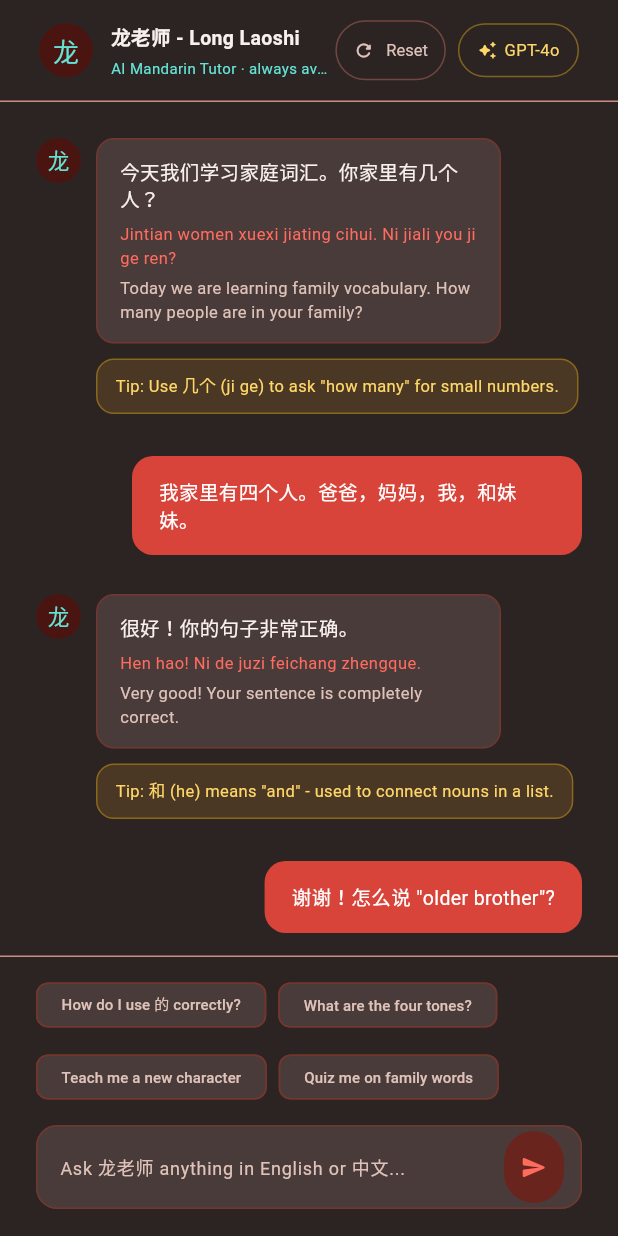
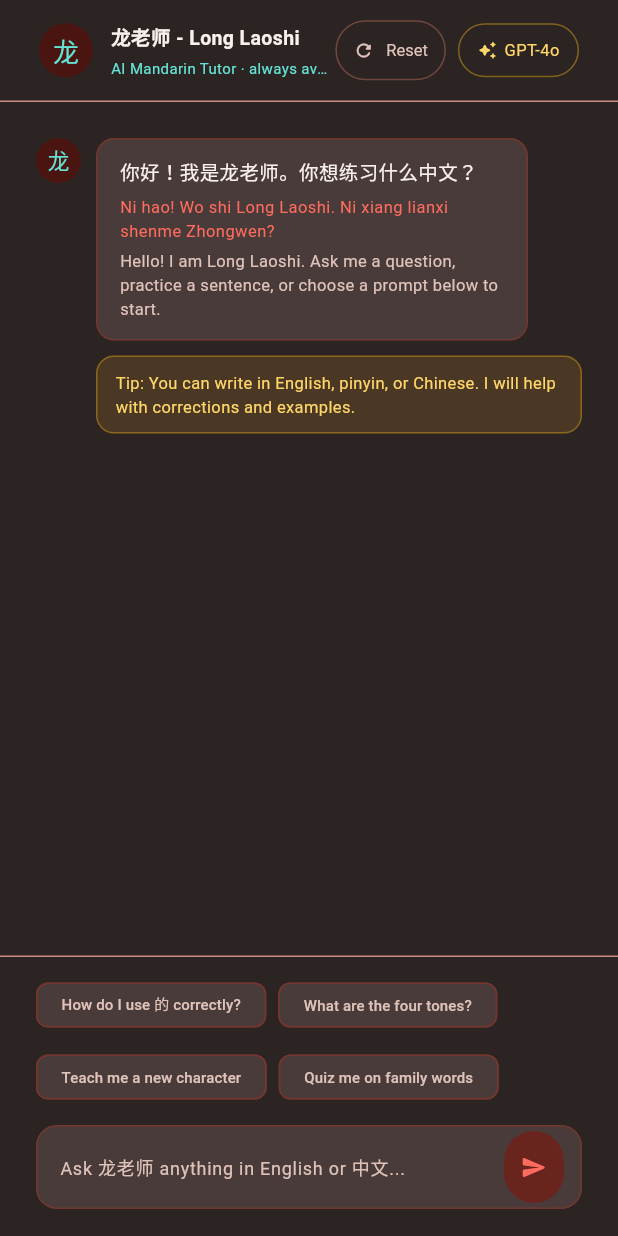
Before and after one commit to llee05/my-language-app, a Flutter app: the _TutorChat widget shown alone on an empty page, opened directly, on a phone screen of 412 x 824 dp. Run offline on Flutter 3.47's test engine with Material 3 defaults, Android fonts, the phone set to English and light mode, and no system bars; our stand-ins replace flutter_dotenv, sqflite_common_ffi; accounts and stored records are empty.

Commit message:
Replace example chat with welcome message

```diff
--- a/lib/ai_tutor_page.dart
+++ b/lib/ai_tutor_page.dart
@@ -44,27 +44,12 @@ Use an empty string for any field that is not needed.
 
   static const _initialMessages = [
     _ChatMessage.assistant(
-      chinese: '今天我们学习家庭词汇。你家里有几个人？',
-      pinyin: 'Jintian women xuexi jiating cihui. Ni jiali you ji ge ren?',
+      chinese: '你好！我是龙老师。你想练习什么中文？',
+      pinyin: 'Ni hao! Wo shi Long Laoshi. Ni xiang lianxi shenme Zhongwen?',
       english:
-          'Today we are learning family vocabulary. How many people are in your family?',
-      tip: 'Use 几个 (ji ge) to ask "how many" for small numbers.',
-    ),
-    _ChatMessage.user('我家里有四个人。爸爸，妈妈，我，和妹妹。'),
-    _ChatMessage.assistant(
-      chinese: '很好！你的句子非常正确。',
-      pinyin: 'Hen hao! Ni de juzi feichang zhengque.',
-      english: 'Very good! Your sentence is completely correct.',
-      tip: '和 (he) means "and" - used to connect nouns in a list.',
-    ),
-    _ChatMessage.user('谢谢！怎么说 "older brother"?'),
-    _ChatMessage.assistant(
-      chinese:
-          '哥哥 (gege) means older brother. 弟弟 (didi) is younger brother. Chinese has different words depending on birth order.',
-      pinyin: '哥哥 / 弟弟',
-      english: 'Older brother / Younger brother',
+          'Hello! I am Long Laoshi. Ask me a question, practice a sentence, or choose a prompt below to start.',
       tip:
-          'Similarly: 姐姐 (jiejie) = older sister, 妹妹 (meimei) = younger sister.',
+          'You can write in English, pinyin, or Chinese. I will help with corrections and examples.',
       wide: true,
     ),
   ];
```
Also changed, not shown: 1 other file.
